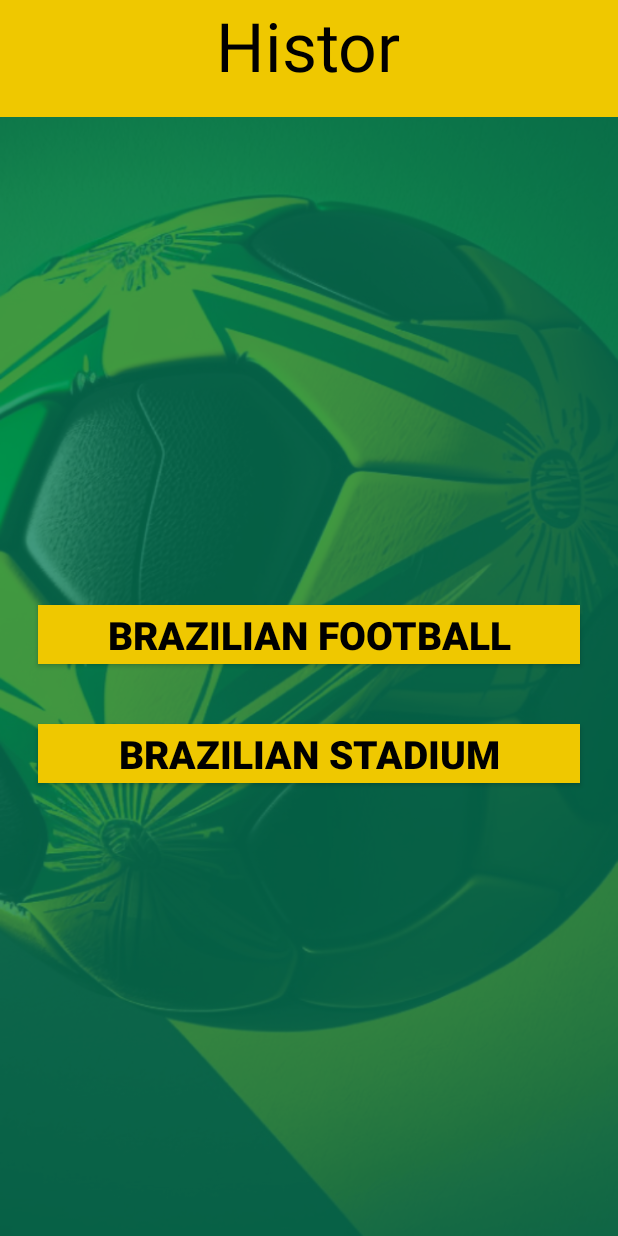
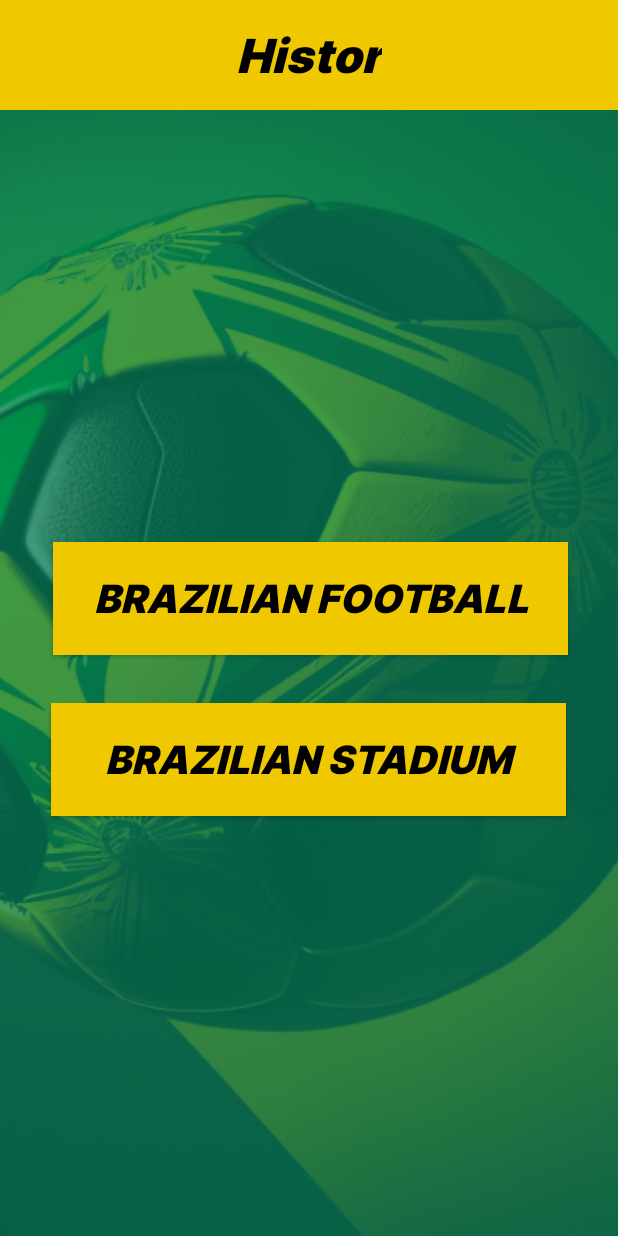
Before and after one commit to saif-uddin-shrabon/Brazil_Histor, an Android app: the screen it shows after launch (Histor), on a phone screen of 412 x 824 dp. Run offline under Robolectric (Android 15) with nearby library versions, the phone set to English and light mode, and no system bars; our stand-ins replace sdp/ssp sizes; libraries missing offline, so code that uses them is left out: com.blogspot.atifsoftwares.

Commit message:
final update 1.0

```diff
--- a/app/build.gradle
+++ b/app/build.gradle
@@ -3,11 +3,11 @@ plugins {
 }
 
 android {
-    namespace 'com.hist0r.mxktz'
+    namespace 'com.hist0r.histor'
     compileSdk 33
 
     defaultConfig {
-        applicationId "com.hist0r.mxktz"
+        applicationId "com.hist0r.histor"
         minSdk 23
         targetSdk 33
         versionCode 1
@@ -53,5 +53,6 @@ dependencies {
     implementation 'com.intuit.ssp:ssp-android:1.1.0'
 
     implementation 'androidx.databinding:databinding-runtime:4.3.0'
+    implementation 'com.github.AtifSayings:Animatoo:1.0.1'
 
 }
--- a/app/src/main/AndroidManifest.xml
+++ b/app/src/main/AndroidManifest.xml
@@ -19,9 +19,6 @@
             android:name=".Brazilian_Football"
             android:exported="false" />
         <activity
-            android:name=".MainActivity"
-            android:exported="false" />
-        <activity
             android:name=".Histor"
             android:exported="true">
             <intent-filter>
--- /dev/null
+++ b/app/src/main/res/font/font.xml
@@ -0,0 +1,4 @@
+<?xml version="1.0" encoding="utf-8"?>
+<font-family xmlns:android="http://schemas.android.com/apk/res/android">
+
+</font-family>
--- a/app/src/main/res/layout-land/activity_histor.xml
+++ b/app/src/main/res/layout-land/activity_histor.xml
@@ -4,7 +4,7 @@
     xmlns:tools="http://schemas.android.com/tools"
     android:layout_width="match_parent"
     android:layout_height="match_parent"
-    android:background="@drawable/histo"
+    android:background="@drawable/histo2"
     android:orientation="vertical"
     tools:context=".Histor">
     <androidx.constraintlayout.widget.ConstraintLayout
@@ -20,6 +20,8 @@
             android:text="Histor"
             android:textColor="@color/black"
             android:textSize="@dimen/_35ssp"
+            android:fontFamily="@font/interblack"
+            android:textStyle="italic"
             app:layout_constraintBottom_toBottomOf="parent"
             app:layout_constraintEnd_toEndOf="parent"
             app:layout_constraintHorizontal_bias="0.484"
@@ -39,29 +41,30 @@
 
         <Button
             android:id="@+id/bf"
-            android:layout_width="@dimen/_280sdp"
-            android:layout_height="@dimen/_30sdp"
+            android:layout_width="@dimen/_264sdp"
+            android:layout_height="@dimen/_58sdp"
             android:layout_gravity="center"
-            android:layout_marginTop="100dp"
+            android:layout_marginTop="80dp"
             android:background="#EFC800"
+            android:fontFamily="@font/interblack"
             android:text="Brazilian football"
             android:textColor="@color/black"
+            android:textStyle="italic"
             android:textSize="26dp"
-            android:textStyle="bold"
             app:layout_constraintEnd_toEndOf="parent"
-            app:layout_constraintHorizontal_bias="0.498"
             app:layout_constraintStart_toStartOf="parent"
             app:layout_constraintTop_toTopOf="parent" />
 
         <Button
             android:id="@+id/bs"
-            android:layout_width="@dimen/_280sdp"
-            android:layout_height="@dimen/_30sdp"
+            android:layout_width="@dimen/_264sdp"
+            android:layout_height="@dimen/_58sdp"
             android:layout_gravity="center"
             android:layout_marginTop="32dp"
             android:background="#EFC800"
             android:text="Brazilian stadium"
             android:textColor="@color/black"
+            android:fontFamily="@font/interblack"
             android:textSize="26dp"
             android:textStyle="bold"
             app:layout_constraintEnd_toEndOf="parent"
--- a/app/src/main/res/layout/activity_histor.xml
+++ b/app/src/main/res/layout/activity_histor.xml
@@ -7,24 +7,30 @@
     android:background="@drawable/histo"
     android:orientation="vertical"
     tools:context=".Histor">
-    <LinearLayout
+    <androidx.constraintlayout.widget.ConstraintLayout
         android:layout_width="match_parent"
-        android:layout_height="@dimen/_60ssp"
+        android:layout_height="73dp"
         android:background="#EFC800"
         android:orientation="vertical">
 
         <TextView
             android:layout_width="wrap_content"
-            android:layout_height="match_parent"
+            android:layout_height="wrap_content"
+            android:layout_gravity="center"
+            android:fontFamily="@font/interblack"
             android:text="Histor"
+            android:textStyle="italic"
             android:textColor="@color/black"
-            android:textSize="@dimen/_35ssp"
-            android:layout_gravity="center"/>
+            android:textSize="@dimen/_24ssp"
+            app:layout_constraintBottom_toBottomOf="parent"
+            app:layout_constraintEnd_toEndOf="parent"
+            app:layout_constraintStart_toStartOf="parent"
+            app:layout_constraintTop_toTopOf="parent" />
 
-    </LinearLayout>
+    </androidx.constraintlayout.widget.ConstraintLayout>
 
 
-    <LinearLayout
+    <androidx.constraintlayout.widget.ConstraintLayout
         android:layout_width="match_parent"
         android:layout_height="match_parent"
         android:orientation="vertical"
@@ -34,33 +40,39 @@
 
         <Button
             android:id="@+id/bf"
-                android:layout_width="match_parent"
-                android:layout_height="@dimen/_30sdp"
+            android:layout_width="@dimen/_264sdp"
+            android:layout_height="@dimen/_58sdp"
+            android:layout_gravity="center"
+            android:layout_marginTop="288dp"
+            android:background="#EFC800"
             android:text="Brazilian football"
-                android:background="#EFC800"
             android:textColor="@color/black"
-                android:textStyle="bold"
+            android:fontFamily="@font/interblack"
             android:textSize="26dp"
-                android:layout_gravity="center"
-                android:layout_marginTop="@dimen/_250sdp"
-                android:layout_marginStart="25dp"
-                android:layout_marginEnd="25dp"/>
+            android:textStyle="italic"
+            app:layout_constraintEnd_toEndOf="parent"
+            app:layout_constraintHorizontal_bias="0.51"
+            app:layout_constraintStart_toStartOf="parent"
+            app:layout_constraintTop_toTopOf="parent" />
 
         <Button
+            android:id="@+id/bs"
+            android:layout_width="@dimen/_264sdp"
+            android:layout_height="@dimen/_58sdp"
             android:layout_gravity="center"
-                android:id="@+id/bs"
-                android:layout_width="match_parent"
-                android:layout_height="@dimen/_30sdp"
+            android:layout_marginTop="32dp"
+            android:background="#EFC800"
             android:text="Brazilian stadium"
-                android:background="#EFC800"
-                android:layout_marginTop="40dp"
+            android:fontFamily="@font/interblack"
             android:textColor="@color/black"
-                android:textStyle="bold"
             android:textSize="26dp"
-                android:layout_marginStart="25dp"
-                android:layout_marginEnd="25dp"/>
+            android:textStyle="italic"
+            app:layout_constraintEnd_toEndOf="parent"
+            app:layout_constraintHorizontal_bias="0.498"
+            app:layout_constraintStart_toStartOf="parent"
+            app:layout_constraintTop_toBottomOf="@+id/bf" />
 
 
-    </LinearLayout>
+    </androidx.constraintlayout.widget.ConstraintLayout>
 
 </LinearLayout>
--- a/settings.gradle
+++ b/settings.gradle
@@ -3,6 +3,8 @@ pluginManagement {
         google()
         mavenCentral()
         gradlePluginPortal()
+        maven { url 'https://jitpack.io' }
+        jcenter()
     }
 }
 dependencyResolutionManagement {
@@ -10,7 +12,9 @@ dependencyResolutionManagement {
     repositories {
         google()
         mavenCentral()
+        maven { url 'https://jitpack.io' }
+        jcenter()
     }
 }
-rootProject.name = "Mxktz"
+rootProject.name = "histor"
 include ':app'
```
Also changed, not shown: app/src/main/java/com/hist0r/histor/Brazilian_Football.java (renamed from app/src/main/java/com/hist0r/mxktz/Brazilian_Football.java, +22 -1 lines), app/src/main/java/com/hist0r/histor/Brazilian_stadium.java (renamed from app/src/main/java/com/hist0r/mxktz/Brazilian_stadium.java, +14 -5 lines), app/src/main/java/com/hist0r/histor/Histor.java (renamed from app/src/main/java/com/hist0r/mxktz/Histor.java, +8 -2 lines), app/src/main/java/com/hist0r/mxktz/MainActivity.java (deleted, +0 -14 lines), app/src/main/res/layout-land/activity_brazilian_football.xml (+11 -5 lines), app/src/main/res/layout-land/activity_brazilian_stadium.xml (+8 -3 lines), app/src/main/res/layout/activity_brazilian_football.xml (+10 -6 lines), app/src/main/res/layout/activity_brazilian_stadium.xml (+14 -11 lines), app/src/main/res/layout/activity_main.xml (deleted, +0 -16 lines), app/src/main/res/font/interblack.ttf (added), app/src/main/res/font/interextrabold.ttf (added), app/src/main/res/font/interregular.ttf (added), 4 other files. Lines whose indentation alone changed are shown as unchanged.
